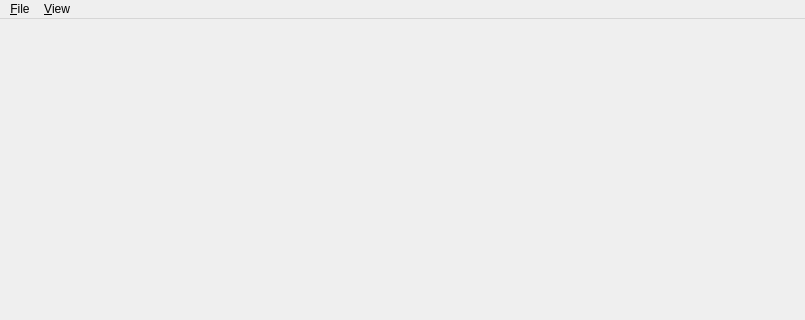
Old version of the form lib/nicos/gui/live.ui in the repository mlz-ictrl/nicos; both pictures show x 0 to 805 and y 0 to 320 of the 805 by 554 pixel window.
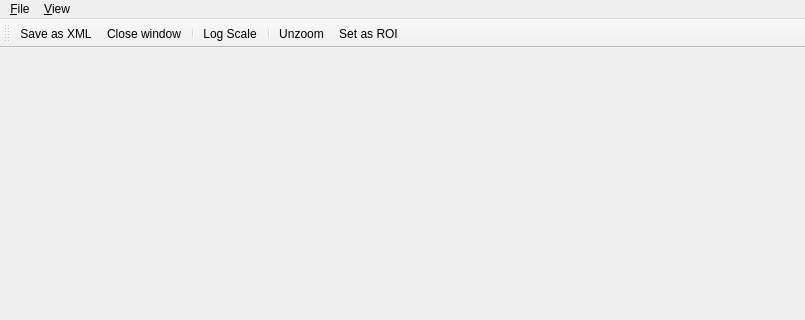
New version of the form. Icons and pictures are not drawn.

Commit message: Add experiment class for MIRA and several live plot features.

What changed in the file:
```diff
--- a/lib/nicos/gui/live.ui
+++ b/lib/nicos/gui/live.ui
@@ -56,6 +56,24 @@
    <addaction name="menuView"/>
   </widget>
   <widget class="QStatusBar" name="statusBar"/>
+  <widget class="QToolBar" name="toolBar">
+   <property name="windowTitle">
+    <string>toolBar</string>
+   </property>
+   <attribute name="toolBarArea">
+    <enum>TopToolBarArea</enum>
+   </attribute>
+   <attribute name="toolBarBreak">
+    <bool>false</bool>
+   </attribute>
+   <addaction name="actionWriteXml"/>
+   <addaction name="actionClose"/>
+   <addaction name="separator"/>
+   <addaction name="actionLogScale"/>
+   <addaction name="separator"/>
+   <addaction name="actionUnzoom"/>
+   <addaction name="actionSetAsROI"/>
+  </widget>
   <action name="actionPrint">
    <property name="icon">
     <iconset resource="../../../resources/nicos-gui.qrc">
@@ -144,6 +162,24 @@
     <string>Reset</string>
    </property>
   </action>
+  <action name="actionWriteXml">
+   <property name="icon">
+    <iconset resource="../../../resources/nicos-gui.qrc">
+     <normaloff>:/save</normaloff>:/save</iconset>
+   </property>
+   <property name="text">
+    <string>Save as XML...</string>
+   </property>
+  </action>
+  <action name="actionSetAsROI">
+   <property name="icon">
+    <iconset resource="../../../resources/nicos-gui.qrc">
+     <normaloff>:/find</normaloff>:/find</iconset>
+   </property>
+   <property name="text">
+    <string>Set as ROI</string>
+   </property>
+  </action>
  </widget>
  <resources>
   <include location="../../../resources/nicos-gui.qrc"/>
```
Left out of the diff: 16 changed lines with no effect on the pictures. The commit also changes 8 other files.
